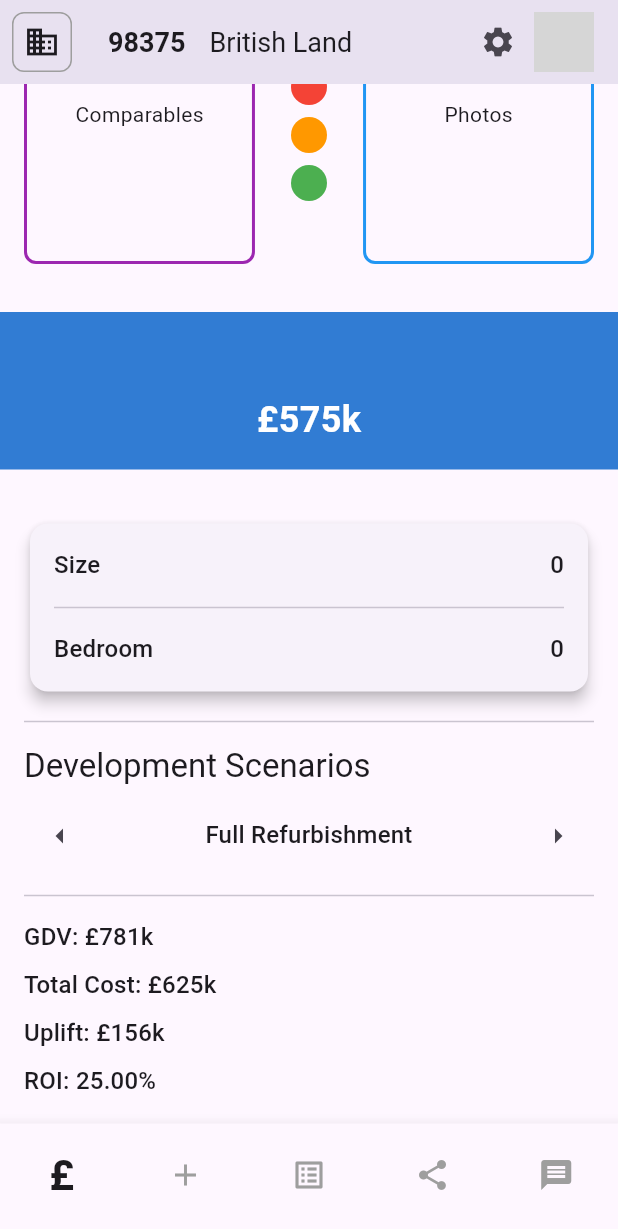
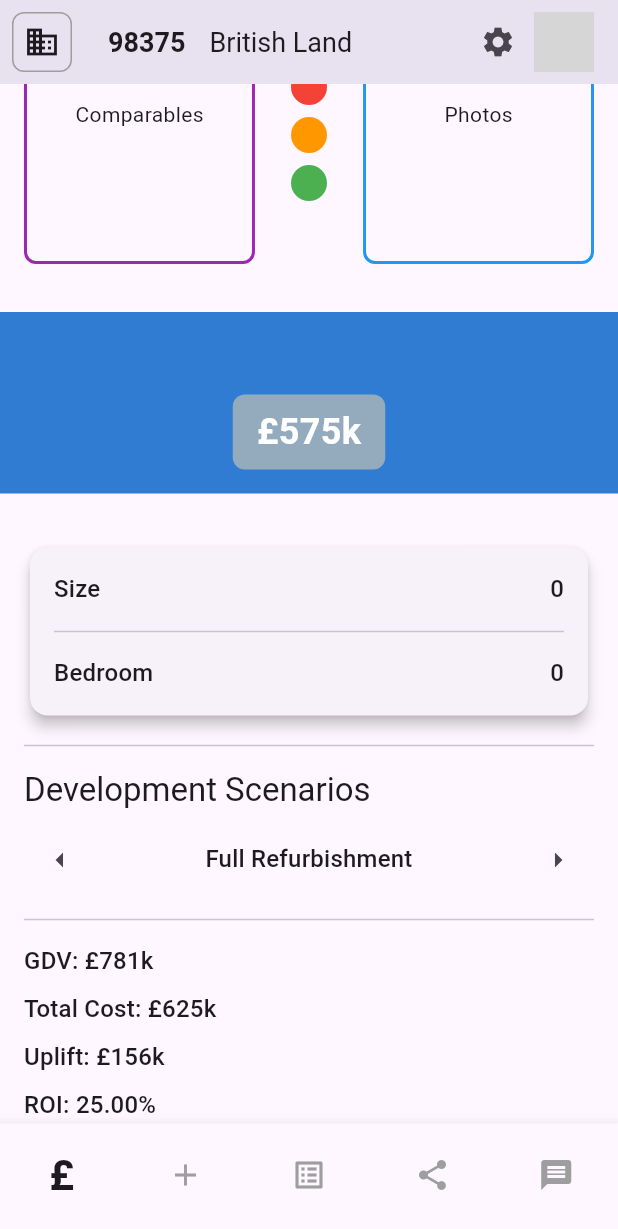
Before and after one commit to propertystalker/prop-flutter, a Flutter app: the PropertyFloorAreaFilterScreen screen opened directly with empty values, scrolled down 96 dp, on a phone screen of 412 x 824 dp. Shown: the top 1229 px of the screen. Run offline on Flutter 3.47's test engine with Material 3 defaults, Android fonts, the phone set to English and light mode, and no system bars; our stand-ins replace go_router, image_picker, open_file; missing offline and left inert: docx_template; network calls fail; grey boxes are pictures that could not be loaded.

Commit message:
editable property value on property_floor_area_filter_screen

```diff
--- a/lib/screens/property_floor_area_filter_screen.dart
+++ b/lib/screens/property_floor_area_filter_screen.dart
@@ -34,27 +34,39 @@ class PropertyFloorAreaFilterScreenState
     'Garage Conversion',
   ];
 
-  // Financial variables
+  // --- Financial variables ---
   double _gdv = 0;
   double _totalCost = 0;
   double _uplift = 0;
   double _roi = 0;
-  final double _currentPrice = 575000; // Using the placeholder price from the UI
+  double _currentPrice = 575000;
+
+  // --- Editing State ---
+  bool _isEditingPrice = false;
+  late TextEditingController _priceController;
+  final FocusNode _priceFocusNode = FocusNode();
 
   final Map<String, double> _developmentCosts = {
     'Full Refurbishment': 50000,
     'Extensions (Rear / Side / Front)': 100000,
     'Loft Conversion': 75000,
     'Garage Conversion': 25000,
-    'Flat Refurbishment Only (1–3 bed)': 40000, // Added for flats
+    'Flat Refurbishment Only (1–3 bed)': 40000,
   };
-  // --- End of Replicated code ---
 
   @override
   void initState() {
     super.initState();
+    _priceController = TextEditingController(text: _currentPrice.toStringAsFixed(0));
     _fetchHistoricalPrice();
-    _calculateFinancials(); // Initial calculation
+    _calculateFinancials();
+  }
+
+  @override
+  void dispose() {
+    _priceController.dispose();
+    _priceFocusNode.dispose();
+    super.dispose();
   }
 
   Future<void> _fetchHistoricalPrice() async {
@@ -69,7 +81,6 @@ class PropertyFloorAreaFilterScreenState
     });
   }
 
-  // --- Replicated and adapted from PropertyDetailScreen ---
   void _calculateFinancials() {
     final isFlat = widget.area.address.toLowerCase().contains('flat');
     final selectedScenario = isFlat
@@ -79,10 +90,22 @@ class PropertyFloorAreaFilterScreenState
 
     setState(() {
       _totalCost = _currentPrice + developmentCost;
-      // Estimated GDV: for demo purposes, let's assume GDV is total cost + 25% uplift
       _gdv = _totalCost * 1.25;
       _uplift = _gdv - _totalCost;
       _roi = (_totalCost > 0) ? (_uplift / _totalCost) * 100 : 0;
+    });
+  }
+
+  void _updatePrice(String value) {
+    final newPrice = double.tryParse(value);
+    if (newPrice != null && newPrice != _currentPrice) {
+      setState(() {
+        _currentPrice = newPrice;
+        _calculateFinancials();
+      });
+    }
+    setState(() {
+      _isEditingPrice = false;
     });
   }
 
@@ -142,7 +165,6 @@ class PropertyFloorAreaFilterScreenState
       );
     }
   }
-  // --- End of Replicated code ---
 
   Future<void> _pickImages() async {
     final picker = ImagePicker();
@@ -176,10 +198,56 @@ class PropertyFloorAreaFilterScreenState
     ScaffoldMessenger.of(context).hideCurrentSnackBar();
   }
 
+  Widget _buildEditablePrice() {
+    final currencyFormat = NumberFormat.compactSimpleCurrency(locale: 'en_GB');
+
+    if (_isEditingPrice) {
+      return Container(
+        color: const Color(0xFF94ABBE),
+        width: 200, // Give it a specific width
+        child: TextField(
+          controller: _priceController,
+          focusNode: _priceFocusNode,
+          keyboardType: TextInputType.number,
+          style: const TextStyle(color: Colors.white, fontSize: 24, fontWeight: FontWeight.bold),
+          textAlign: TextAlign.center,
+          decoration: const InputDecoration(
+            border: InputBorder.none,
+            contentPadding: EdgeInsets.all(8.0),
+          ),
+          onSubmitted: _updatePrice,
+          onTapOutside: (_) => _updatePrice(_priceController.text),
+        ),
+      );
+    } else {
+      return GestureDetector(
+        onTap: () {
+          setState(() {
+            _isEditingPrice = true;
+            _priceController.text = _currentPrice.toStringAsFixed(0);
+          });
+          // Request focus after the widget is built
+          WidgetsBinding.instance.addPostFrameCallback((_) {
+            _priceFocusNode.requestFocus();
+          });
+        },
+        child: Container(
+          padding: const EdgeInsets.symmetric(horizontal: 16.0, vertical: 8.0),
+          decoration: BoxDecoration(
+            color: const Color(0xFF94ABBE),
+            borderRadius: BorderRadius.circular(8.0),
+          ),
+          child: Text(
+            currencyFormat.format(_currentPrice),
+            style: const TextStyle(fontSize: 24, fontWeight: FontWeight.bold, color: Colors.white),
+          ),
+        ),
+      );
+    }
+  }
+
   @override
   Widget build(BuildContext context) {
-    final currencyFormat = NumberFormat.compactSimpleCurrency(locale: 'en_GB');
-
     return Scaffold(
       appBar: AppBar(
         leading: Padding(
@@ -234,7 +302,7 @@ class PropertyFloorAreaFilterScreenState
                       if (_isLoadingHistoricalPrice)
                         const CircularProgressIndicator()
                       else if (_historicalPrice != null)
-                        Text(currencyFormat.format(_historicalPrice), style: const TextStyle(color: Color(0xFF94529C)))
+                        Text(NumberFormat.compactSimpleCurrency(locale: 'en_GB').format(_historicalPrice), style: const TextStyle(color: Color(0xFF94529C)))
                       else if (_historicalPriceError != null)
                         Text(_historicalPriceError!, style: const TextStyle(color: Color(0xFF94529C)))
                       else
@@ -297,10 +365,7 @@ class PropertyFloorAreaFilterScreenState
                     textAlign: TextAlign.center,
                   ),
                   const SizedBox(height: 8),
-                  Text(
-                    currencyFormat.format(_currentPrice),
-                    style: const TextStyle(fontSize: 24, fontWeight: FontWeight.bold, color: Colors.white),
-                  ),
+                  _buildEditablePrice(),
                 ],
               ),
             ),
@@ -344,11 +409,11 @@ class PropertyFloorAreaFilterScreenState
                   const Divider(height: 32),
                   _buildScenarios(context),
                   const Divider(height: 32),
-                  Text('GDV: ${currencyFormat.format(_gdv)}', style: Theme.of(context).textTheme.titleMedium),
+                  Text('GDV: ${NumberFormat.compactSimpleCurrency(locale: 'en_GB').format(_gdv)}', style: Theme.of(context).textTheme.titleMedium),
                   const SizedBox(height: 8),
-                  Text('Total Cost: ${currencyFormat.format(_totalCost)}', style: Theme.of(context).textTheme.titleMedium),
+                  Text('Total Cost: ${NumberFormat.compactSimpleCurrency(locale: 'en_GB').format(_totalCost)}', style: Theme.of(context).textTheme.titleMedium),
                   const SizedBox(height: 8),
-                  Text('Uplift: ${currencyFormat.format(_uplift)}', style: Theme.of(context).textTheme.titleMedium),
+                  Text('Uplift: ${NumberFormat.compactSimpleCurrency(locale: 'en_GB').format(_uplift)}', style: Theme.of(context).textTheme.titleMedium),
                   const SizedBox(height: 8),
                   Text('ROI: ${_roi.toStringAsFixed(2)}%', style: Theme.of(context).textTheme.titleMedium),
                 ],
```
